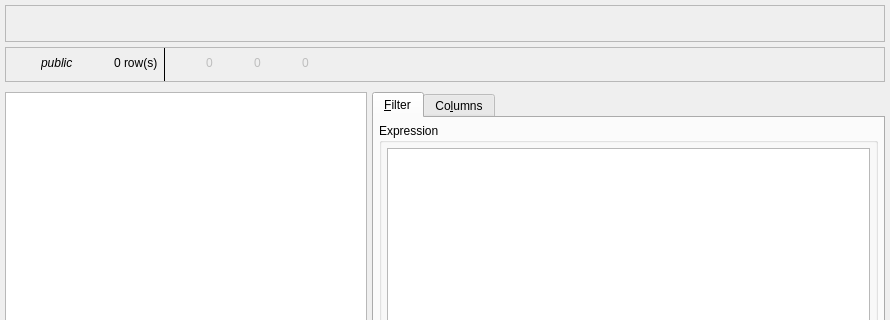
Before: the Qt Designer form libs/libgui/ui/tools/datagridwidget.ui in arichiardi/pgmodeler, drawn with Qt 5; both pictures show x 0 to 890 and y 0 to 320 of the 890 by 826 pixel window.
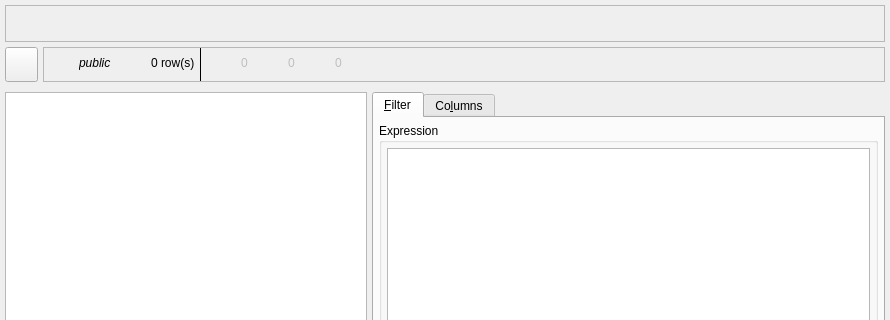
After: the same form once the commit is applied. Icons and pictures are not drawn.

```diff
--- a/libs/libgui/ui/tools/datagridwidget.ui
+++ b/libs/libgui/ui/tools/datagridwidget.ui
@@ -122,6 +122,54 @@
     </widget>
    </item>
    <item>
+    <layout class="QHBoxLayout" name="horizontalLayout_9">
+     <property name="spacing">
+      <number>5</number>
+     </property>
+     <property name="bottomMargin">
+      <number>0</number>
+     </property>
+     <item>
+      <widget class="QToolButton" name="duplicate_tb">
+       <property name="enabled">
+        <bool>true</bool>
+       </property>
+       <property name="sizePolicy">
+        <sizepolicy hsizetype="Fixed" vsizetype="Preferred">
+         <horstretch>0</horstretch>
+         <verstretch>0</verstretch>
+        </sizepolicy>
+       </property>
+       <property name="font">
+        <font>
+         <pointsize>8</pointsize>
+        </font>
+       </property>
+       <property name="toolTip">
+        <string>&lt;p&gt;Duplicate this grid using the same filtering options in the new instance.&lt;/p&gt;</string>
+       </property>
+       <property name="text">
+        <string/>
+       </property>
+       <property name="icon">
+        <iconset resource="../../res/resources.qrc">
+         <normaloff>:/icons/icons/duplicategrid.png</normaloff>:/icons/icons/duplicategrid.png</iconset>
+       </property>
+       <property name="iconSize">
+        <size>
+         <width>25</width>
+         <height>25</height>
+        </size>
+       </property>
+       <property name="checkable">
+        <bool>false</bool>
+       </property>
+       <property name="toolButtonStyle">
+        <enum>Qt::ToolButtonStyle::ToolButtonIconOnly</enum>
+       </property>
+      </widget>
+     </item>
+     <item>
     <widget class="QFrame" name="tab_info_frm">
      <property name="sizePolicy">
       <sizepolicy hsizetype="Expanding" vsizetype="Preferred">
@@ -139,6 +187,9 @@
       <enum>QFrame::Shape::StyledPanel</enum>
      </property>
      <layout class="QHBoxLayout" name="horizontalLayout">
+        <property name="spacing">
+         <number>5</number>
+        </property>
       <property name="leftMargin">
        <number>0</number>
       </property>
@@ -316,6 +367,9 @@
         <property name="frameShadow">
          <enum>QFrame::Shadow::Plain</enum>
         </property>
+          <property name="lineWidth">
+           <number>1</number>
+          </property>
         <property name="orientation">
          <enum>Qt::Orientation::Vertical</enum>
         </property>
@@ -562,6 +616,8 @@
      </layout>
     </widget>
    </item>
+    </layout>
+   </item>
    <item>
     <widget class="QWidget" name="csv_load_parent" native="true">
      <property name="enabled">
```
Left out of the diff: 1 changed line with no effect on the pictures. Lines whose indentation alone changed are shown as unchanged.
